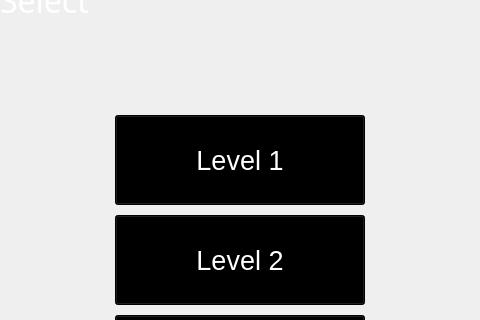
Before: the Qt Designer form MainMenu/levelselectwindow.ui in tmpope/typersblock, drawn with Qt 5; both pictures show x 145 to 625 and y 85 to 405 of the 1366 by 768 pixel window.
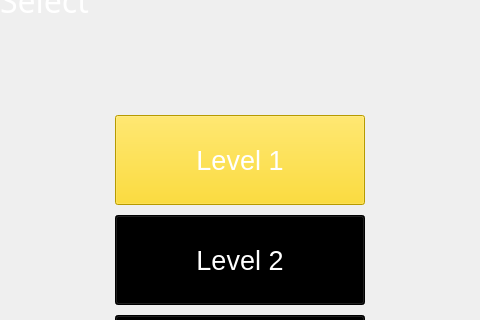
After: the same form once the commit is applied. Icons and pictures are not drawn.

What changed in the file:
```diff
--- a/MainMenu/levelselectwindow.ui
+++ b/MainMenu/levelselectwindow.ui
@@ -89,7 +89,7 @@
     </property>
     <property name="styleSheet">
      <string notr="true">color: white;
-background-color: black;</string>
+background-color: gold;</string>
     </property>
     <property name="text">
      <string>Level 1</string>
```
